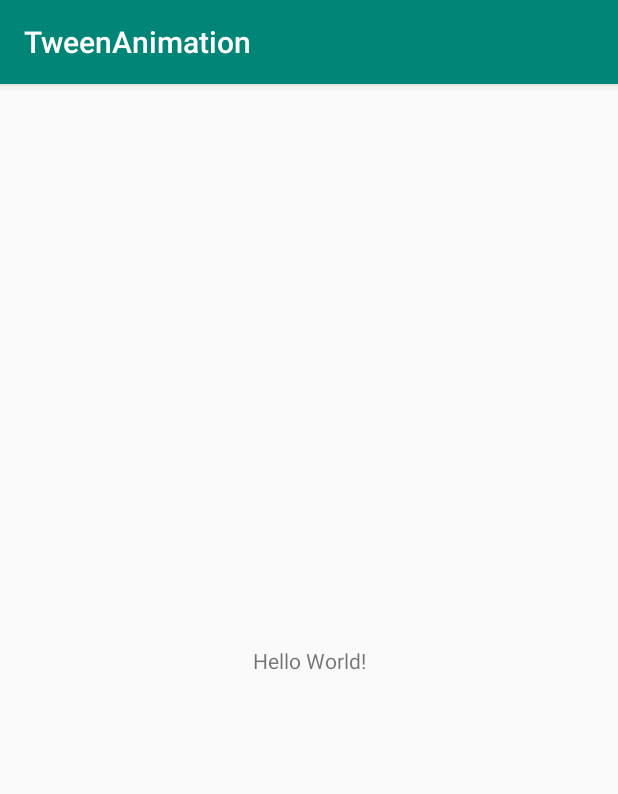
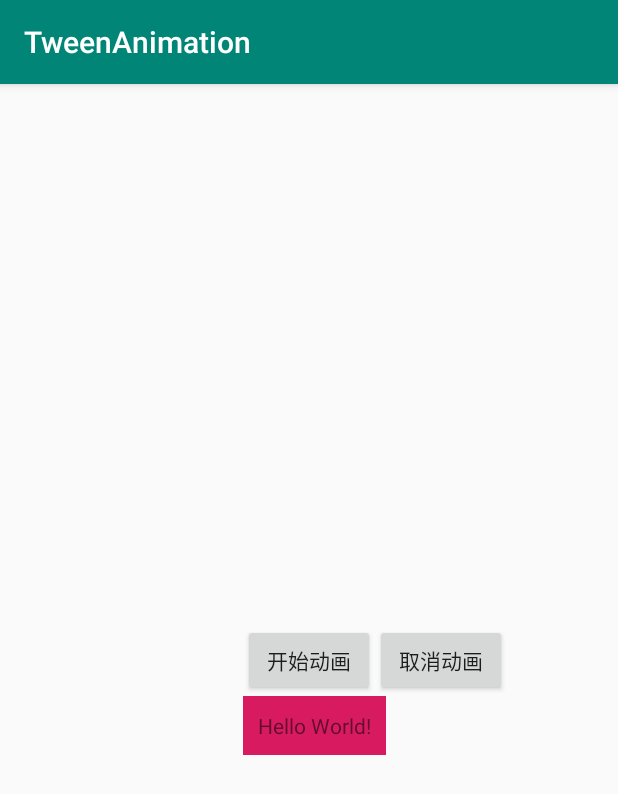
Before and after one commit to tiffany215/AnimationExercises, an Android app: the screen it shows after launch (MainActivity), on a phone screen of 412 x 824 dp. Shown: the top 794 px of the screen. Run offline under Robolectric (Android 15) with nearby library versions, the phone set to English and light mode, and no system bars.

Commit message:
1:添加补间动画

```diff
--- a/tweenAnimation/src/main/java/com/example/tweenanimation/MainActivity.java
+++ b/tweenAnimation/src/main/java/com/example/tweenanimation/MainActivity.java
@@ -1,13 +1,34 @@
 package com.example.tweenanimation;
 
+import android.service.autofill.TextValueSanitizer;
 import android.support.v7.app.AppCompatActivity;
 import android.os.Bundle;
+import android.view.View;
+import android.view.animation.Animation;
+import android.view.animation.AnimationUtils;
+import android.widget.TextView;
 
 public class MainActivity extends AppCompatActivity {
+
+
+    private Animation mAnimation;
+    private TextView mTextView;
 
     @Override
     protected void onCreate(Bundle savedInstanceState) {
         super.onCreate(savedInstanceState);
         setContentView(R.layout.activity_main);
+
+        mTextView = findViewById(R.id.text_content);
+
+        mAnimation = AnimationUtils.loadAnimation(this,R.anim.scale_animtion);
+    }
+
+    public void startAnimation(View view) {
+        mTextView.startAnimation(mAnimation);
+    }
+
+    public void cancelAnimation(View view) {
+        mTextView.clearAnimation();
     }
 }
--- a/tweenAnimation/src/main/res/anim/scale_animtion.xml
+++ b/tweenAnimation/src/main/res/anim/scale_animtion.xml
@@ -1,4 +1,9 @@
 <?xml version="1.0" encoding="utf-8"?>
-<set xmlns:android="http://schemas.android.com/apk/res/android">
-
-</set>
+<scale xmlns:android="http://schemas.android.com/apk/res/android"
+    android:duration="1000"
+    android:fromXScale="1.0"
+    android:fromYScale="1.0"
+    android:pivotX="50"
+    android:pivotY="50"
+    android:toXScale="0.4"
+    android:toYScale="0.4" />
--- a/tweenAnimation/src/main/res/layout/activity_main.xml
+++ b/tweenAnimation/src/main/res/layout/activity_main.xml
@@ -6,13 +6,35 @@
     android:layout_height="match_parent"
     tools:context=".MainActivity">
 
-    <TextView
+
+    <Button
+        android:id="@+id/start_animation"
         android:layout_width="wrap_content"
         android:layout_height="wrap_content"
-        android:text="Hello World!"
+        android:text="@string/start_animation"
+        android:onClick="startAnimation"
         app:layout_constraintBottom_toBottomOf="parent"
         app:layout_constraintLeft_toLeftOf="parent"
         app:layout_constraintRight_toRightOf="parent"
         app:layout_constraintTop_toTopOf="parent" />
 
+    <Button
+        android:id="@+id/cancel_animation"
+        android:layout_width="wrap_content"
+        android:layout_height="wrap_content"
+        android:text="@string/cancel_animation"
+        android:onClick="cancelAnimation"
+        app:layout_constraintLeft_toRightOf="@id/start_animation"
+        app:layout_constraintTop_toTopOf="@id/start_animation" />
+
+    <TextView
+        android:id="@+id/text_content"
+        android:layout_width="wrap_content"
+        android:layout_height="wrap_content"
+        android:background="@color/colorAccent"
+        android:padding="10dp"
+        android:text="Hello World!"
+        app:layout_constraintLeft_toLeftOf="@id/start_animation"
+        app:layout_constraintTop_toBottomOf="@id/start_animation" />
+
 </android.support.constraint.ConstraintLayout>
--- a/tweenAnimation/src/main/res/values/strings.xml
+++ b/tweenAnimation/src/main/res/values/strings.xml
@@ -1,3 +1,5 @@
 <resources>
     <string name="app_name">TweenAnimation</string>
+    <string name="start_animation">开始动画</string>
+    <string name="cancel_animation">取消动画</string>
 </resources>
```
